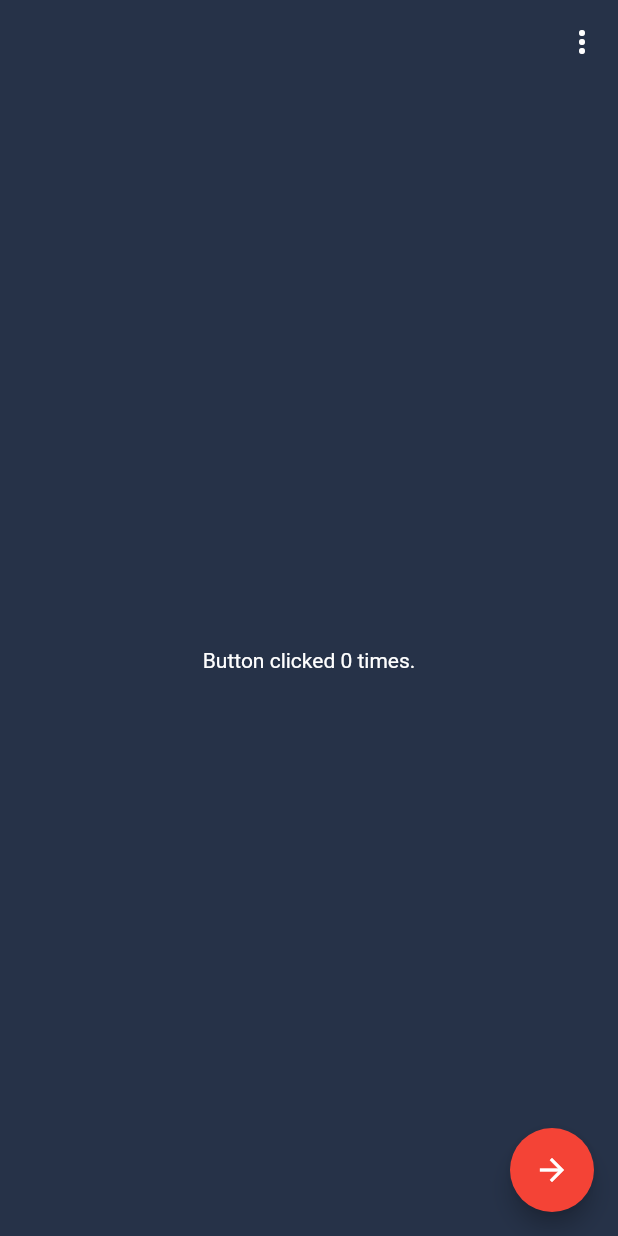
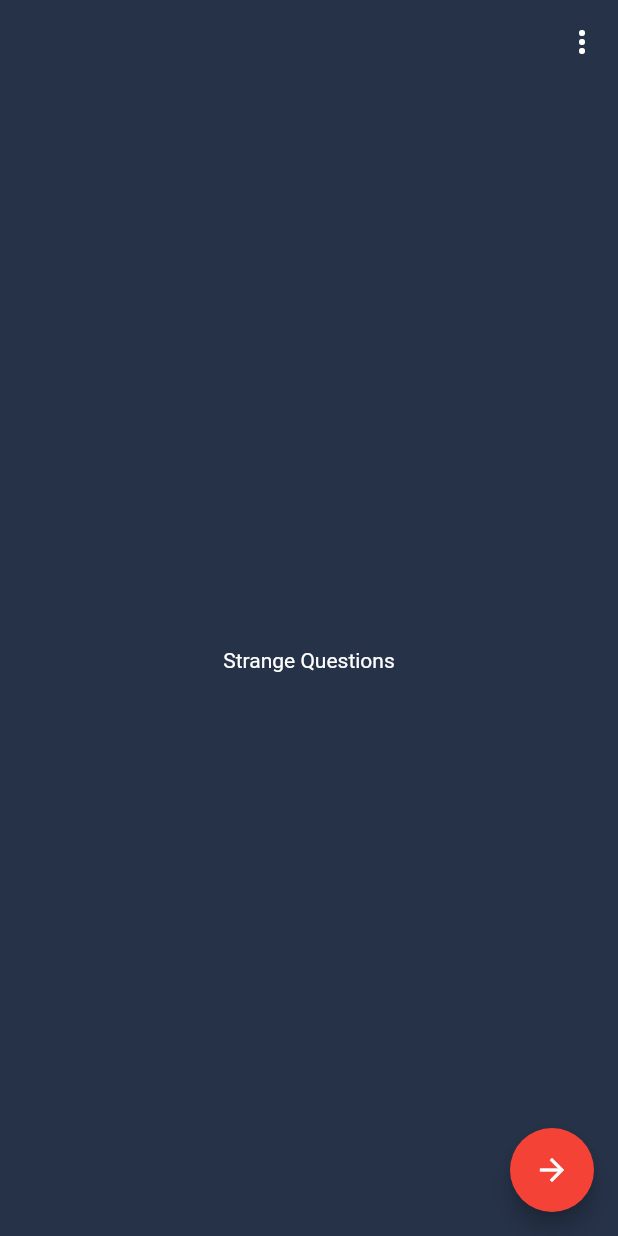
Before and after one commit to sinzianag/strangeQuestions, a Flutter app: the screen it shows after launch, on a phone screen of 412 x 824 dp. Run offline on Flutter 3.47's test engine with Material 2 defaults, Android fonts, the phone set to English and light mode, and no system bars.

Commit message:
Small change to first screen

```diff
--- a/lib/home.dart
+++ b/lib/home.dart
@@ -56,8 +56,8 @@ class _MyHomePageState extends State<MyHomePage> {
       appBar: buildAppBar(),
       body: new Center(
         child: new Text(
-          'Button clicked $_counter time${ _counter == 1 ? '' : 's' }.',
-          style: new ThemeData.dark().textTheme.body1,
+          'Strange Questions',
+          style: new ThemeData.dark().textTheme.title,
         ),
       ),
       floatingActionButton: new FloatingActionButton(
```
